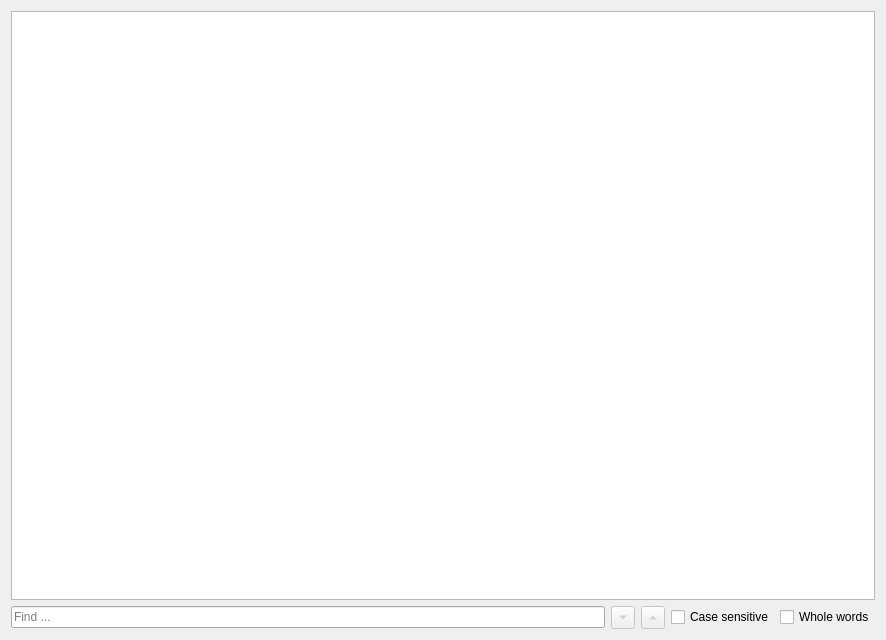
janis-hag/kalao-ics, file assets/uis/help.ui: the form before one commit.
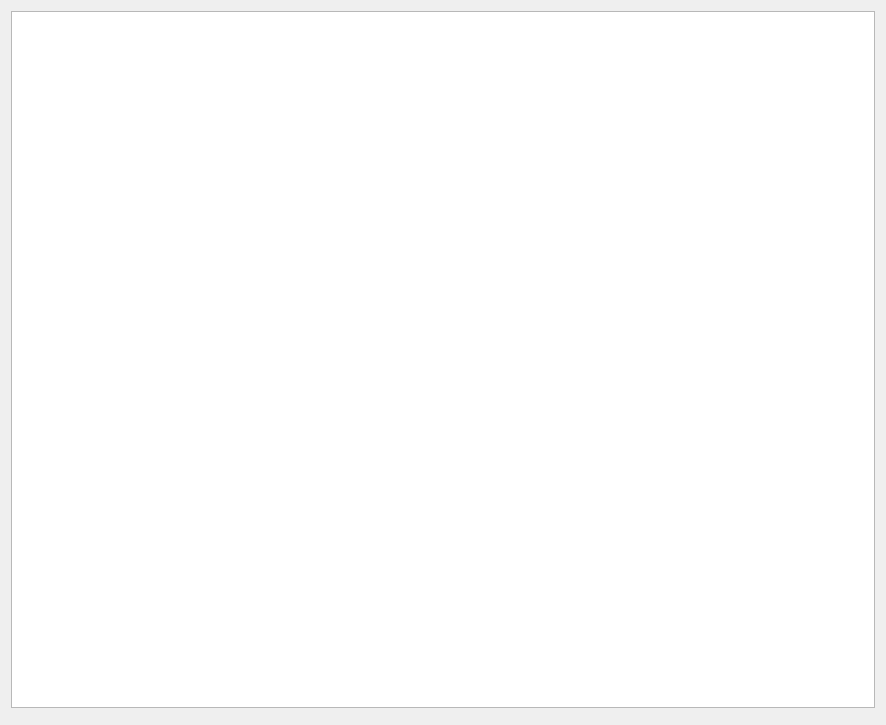
The form after the commit. Custom widgets are drawn as their Qt base class.

```diff
--- a/assets/uis/help.ui
+++ b/assets/uis/help.ui
@@ -7,7 +7,7 @@
     <x>0</x>
     <y>0</y>
     <width>886</width>
-    <height>640</height>
+    <height>725</height>
    </rect>
   </property>
   <property name="windowTitle">
@@ -22,64 +22,17 @@
     </widget>
    </item>
    <item>
-    <layout class="QHBoxLayout" name="searchlayout">
-     <item>
-      <widget class="QLineEdit" name="search_lineedit">
-       <property name="placeholderText">
-        <string>Find ...</string>
-       </property>
-       <property name="clearButtonEnabled">
-        <bool>true</bool>
-       </property>
-      </widget>
-     </item>
-     <item>
-      <widget class="QToolButton" name="next_button">
-       <property name="enabled">
-        <bool>false</bool>
-       </property>
-       <property name="text">
-        <string>Next</string>
-       </property>
-       <property name="toolButtonStyle">
-        <enum>Qt::ToolButtonStyle::ToolButtonIconOnly</enum>
-       </property>
-       <property name="arrowType">
-        <enum>Qt::ArrowType::DownArrow</enum>
-       </property>
-      </widget>
-     </item>
-     <item>
-      <widget class="QToolButton" name="previous_button">
-       <property name="enabled">
-        <bool>false</bool>
-       </property>
-       <property name="text">
-        <string>Previous</string>
-       </property>
-       <property name="arrowType">
-        <enum>Qt::ArrowType::UpArrow</enum>
-       </property>
-      </widget>
-     </item>
-     <item>
-      <widget class="QCheckBox" name="casesensitive_checkbox">
-       <property name="text">
-        <string>Case sensitive</string>
-       </property>
-      </widget>
-     </item>
-     <item>
-      <widget class="QCheckBox" name="wholewords_checkbox">
-       <property name="text">
-        <string>Whole words</string>
-       </property>
-      </widget>
-     </item>
-    </layout>
+    <widget class="FindPart" name="find_widget"/>
    </item>
   </layout>
  </widget>
+ <customwidgets>
+  <customwidget>
+   <class>FindPart</class>
+   <extends>QWidget</extends>
+   <header>kalao.guis.utils.parts</header>
+  </customwidget>
+ </customwidgets>
  <resources/>
  <connections/>
 </ui>
```
Left out of the diff: 2 changed lines with no effect on the pictures.
